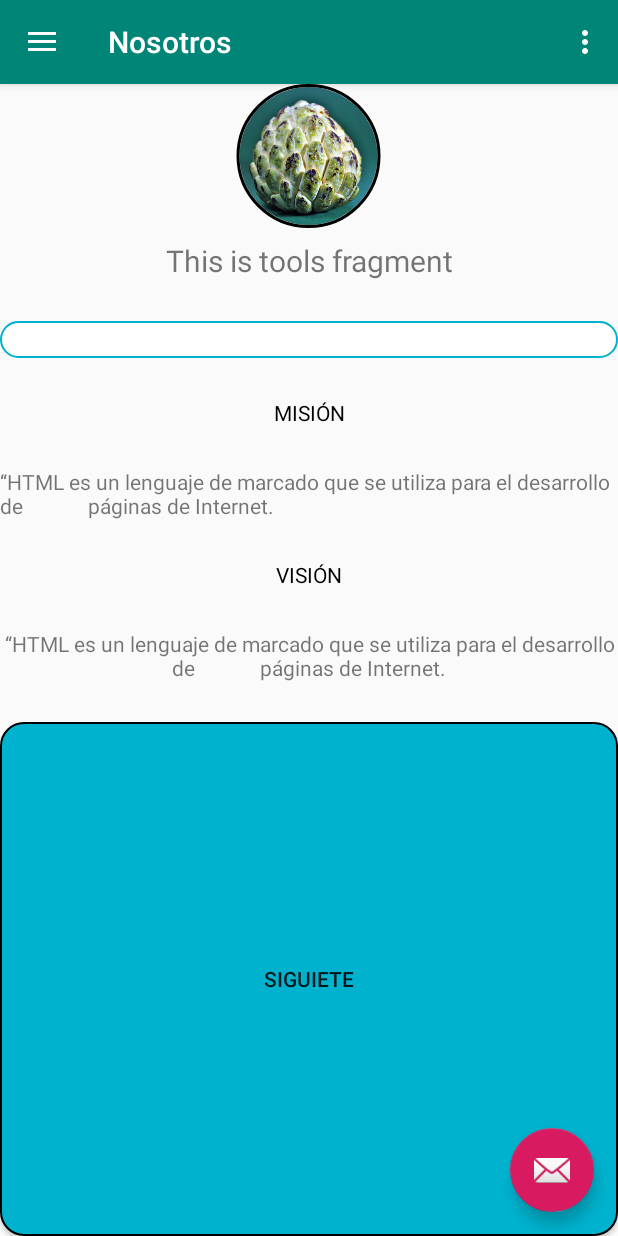
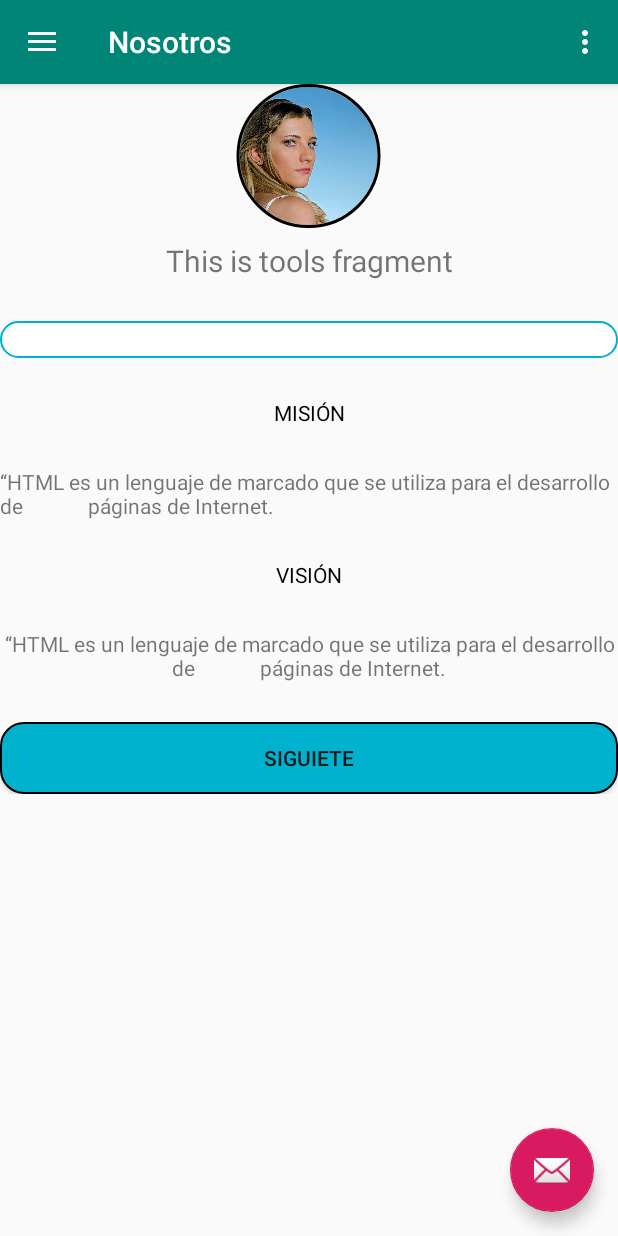
Before and after one commit to daisyyolisamunozsantos/AROMAS, an Android app: the screen it shows after launch (MainActivity), in the side drawer, after a tap on "Nosotros", on a phone screen of 412 x 824 dp. Run offline under Robolectric (Android 15) with nearby library versions, the phone set to English and light mode, and no system bars; our stand-ins replace CircleImageView, navigation-ui.

Commit message:
cambio 1

```diff
--- a/app/src/main/res/layout/fragment_tools.xml
+++ b/app/src/main/res/layout/fragment_tools.xml
@@ -3,6 +3,10 @@
     xmlns:app="http://schemas.android.com/apk/res-auto"
     android:layout_width="match_parent"
     android:layout_height="match_parent">
+    <ScrollView
+        android:layout_width="match_parent"
+        android:layout_height="match_parent">
+
 
     <LinearLayout
         android:layout_width="match_parent"
@@ -14,7 +18,7 @@
             android:layout_width="146dp"
             android:layout_height="96dp"
             android:layout_gravity="center"
-            android:src="@drawable/fruta" app:civ_border_width="2dp"
+            android:src="@drawable/amiga" app:civ_border_width="2dp"
             app:civ_border_color="#FF000000"/>
 
     <TextView
@@ -84,6 +88,6 @@
         </Button>
 
     </LinearLayout>
-
+    </ScrollView>
 
 </androidx.constraintlayout.widget.ConstraintLayout>
```
Also changed, not shown: app/src/main/res/drawable-v24/amiga.jpg (added).
